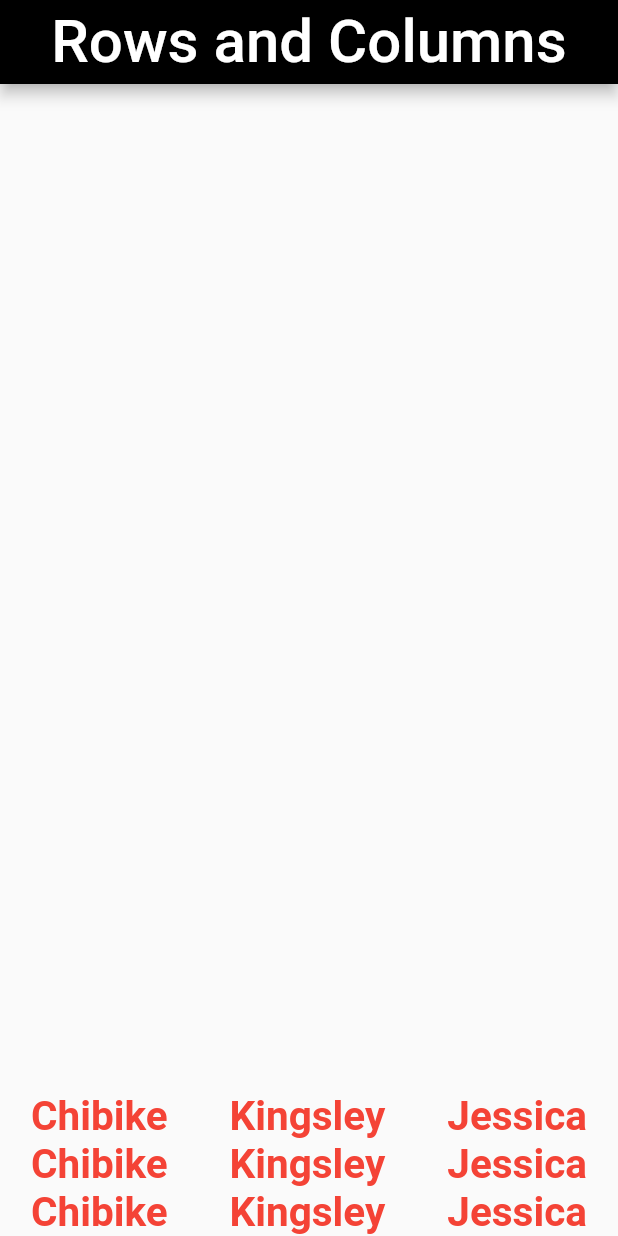
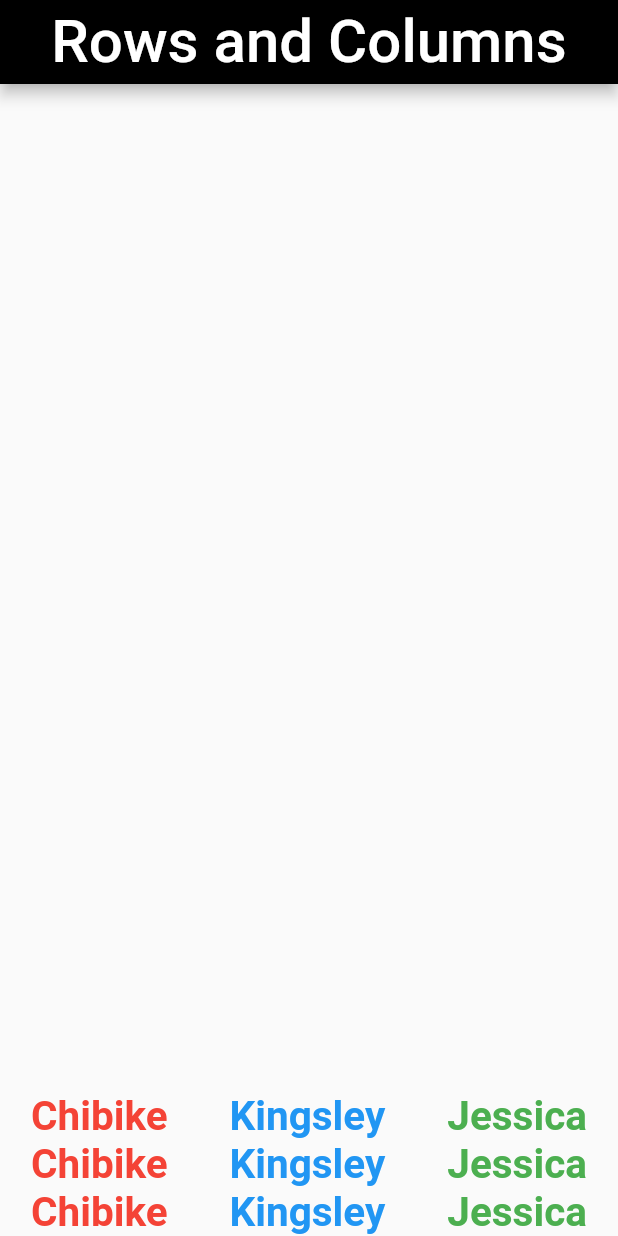
Before and after one commit to dblacktechie/my_rows, a Flutter app: the screen it shows after launch, on a phone screen of 412 x 824 dp. Run offline on Flutter 3.47's test engine with Material 2 defaults, Android fonts, the phone set to English and light mode, and no system bars.

Commit message:
my corrections

```diff
--- a/lib/main.dart
+++ b/lib/main.dart
@@ -41,7 +41,7 @@ class MainApp extends StatelessWidget {
                     Text(
                       'Kingsley',
                       style: TextStyle(
-                        color: Colors.red,
+                        color: Colors.blue,
                         fontSize: 27,
                         fontWeight: FontWeight.bold,
                       ),
@@ -49,7 +49,7 @@ class MainApp extends StatelessWidget {
                     Text(
                       'Jessica',
                       style: TextStyle(
-                        color: Colors.red,
+                        color: Colors.green,
                         fontSize: 27,
                         fontWeight: FontWeight.bold,
                       ),
@@ -70,7 +70,7 @@ class MainApp extends StatelessWidget {
                     Text(
                       'Kingsley',
                       style: TextStyle(
-                        color: Colors.red,
+                        color: Colors.blue,
                         fontSize: 27,
                         fontWeight: FontWeight.bold,
                       ),
@@ -78,7 +78,7 @@ class MainApp extends StatelessWidget {
                     Text(
                       'Jessica',
                       style: TextStyle(
-                        color: Colors.red,
+                        color: Colors.green,
                         fontSize: 27,
                         fontWeight: FontWeight.bold,
                       ),
@@ -99,7 +99,7 @@ class MainApp extends StatelessWidget {
                     Text(
                       'Kingsley',
                       style: TextStyle(
-                        color: Colors.red,
+                        color: Colors.blue,
                         fontSize: 27,
                         fontWeight: FontWeight.bold,
                       ),
@@ -107,7 +107,7 @@ class MainApp extends StatelessWidget {
                     Text(
                       'Jessica',
                       style: TextStyle(
-                        color: Colors.red,
+                        color: Colors.green,
                         fontSize: 27,
                         fontWeight: FontWeight.bold,
                       ),
```
